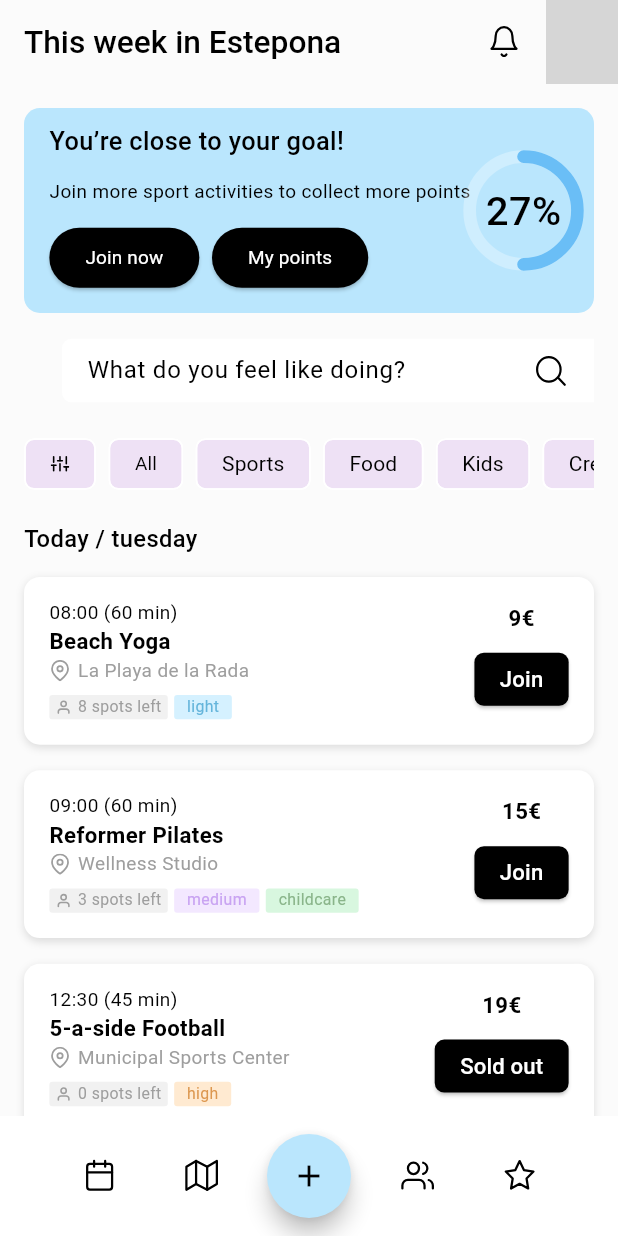
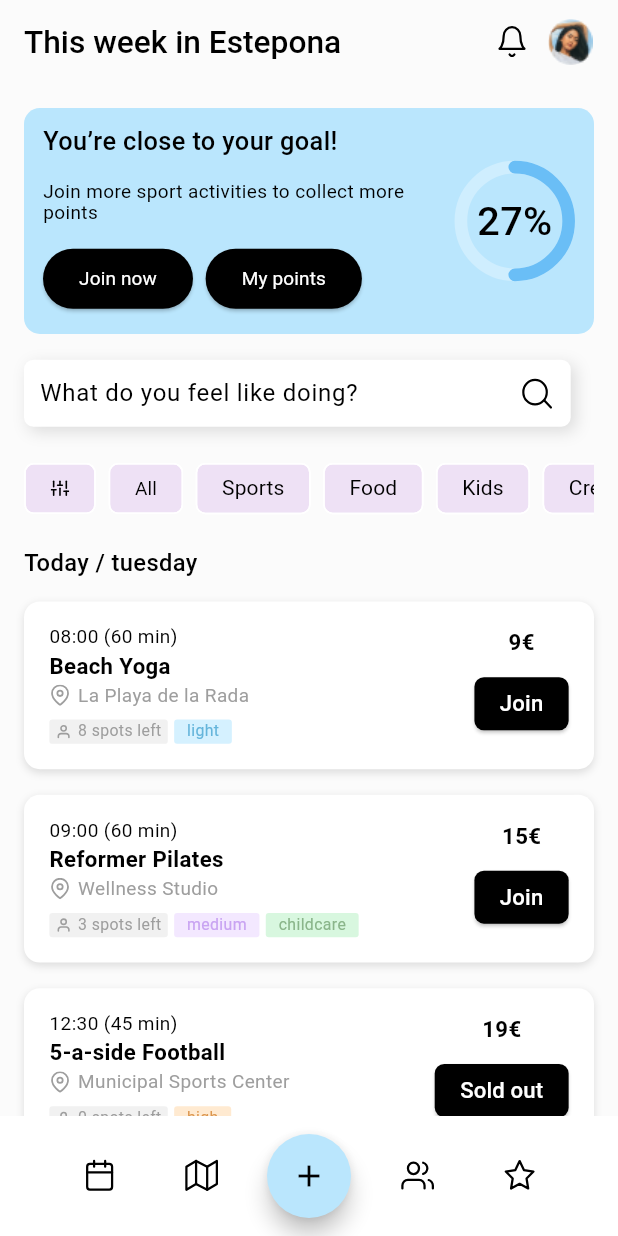
Before and after one commit to Sumina1/town_square_web, a Flutter app: the screen it shows after launch, on a phone screen of 412 x 824 dp. Run offline on Flutter 3.47's test engine with Material 3 defaults, Android fonts, the light colour scheme and no system bars; drawn by our look-alikes of percent_indicator; our stand-ins replace flutter_bloc, flutter_screenutil, flutter_svg, freezed_annotation; Roboto replaces fonts that are missing (Poppins, SF Pro Display); grey boxes are pictures that could not be loaded.

Commit message:
implement design for search bar

```diff
--- a/lib/core/constants/asset_paths.dart
+++ b/lib/core/constants/asset_paths.dart
@@ -14,7 +14,6 @@ class AssetPaths {
   static const String profileSvg = 'assets/svg/profile.svg';
   static const String starSvg = 'assets/svg/star.svg';
 
-  static const String groupImage = 'assets/images/profile.png';
   static const String users = 'assets/svg/users.svg';
   static const String moreVertical = 'assets/svg/more-vertical.svg';
   static const String notification = 'assets/svg/notification.svg';
@@ -23,4 +22,5 @@ class AssetPaths {
   static const String searchSvg = 'assets/svg/search.svg';
   static const String filterSvg = 'assets/svg/filter.svg';
   static const String sliderSvg = 'assets/svg/sliders.svg';
+  static const String profilePicture = 'assets/svg/profile.svg';
 }
--- a/lib/features/activities/presentation/screen/todays_activities_mobile_design.dart
+++ b/lib/features/activities/presentation/screen/todays_activities_mobile_design.dart
@@ -23,11 +23,9 @@ class TodaysActivitiesMobileDesign extends StatelessWidget {
         ),
         actions: [
           const SvgIcon(assetPath: AssetPaths.bellSvg, color: Colors.black),
+          SizedBox(width: 12.w),
+          Image.asset(AssetPaths.profileUser),
           SizedBox(width: 16.w),
-          const SvgIcon(
-            assetPath: AssetPaths.profileSvg,
-            color: Colors.black,
-          ),
         ],
       ),
       body: SingleChildScrollView(
@@ -90,14 +88,16 @@ class BannerWidget extends StatelessWidget {
   @override
   Widget build(BuildContext context) {
     return Container(
-      padding: EdgeInsets.symmetric(horizontal: 16.w, vertical: 12.h),
+      padding: EdgeInsets.symmetric(horizontal: 12.w, vertical: 12.h),
       decoration: BoxDecoration(
         color: Color(0xFFBAE6FD),
         borderRadius: BorderRadius.circular(10.r),
       ),
       child: Row(
+        mainAxisAlignment: MainAxisAlignment.spaceBetween,
         children: [
-          Column(
+          Expanded(
+            child: Column(
               crossAxisAlignment: CrossAxisAlignment.start,
               children: [
                 BuildText(
@@ -140,9 +140,8 @@ class BannerWidget extends StatelessWidget {
                 ),
               ],
             ),
-          SizedBox(width: 5.w),
-          Expanded(
-            child: CircularPercentIndicator(
+          ),
+          CircularPercentIndicator(
             radius: 38.r,
             lineWidth: 8.r,
             animation: true,
@@ -155,7 +154,6 @@ class BannerWidget extends StatelessWidget {
             backgroundColor: Colors.white.withOpacity(0.3),
             progressColor: const Color(0xFF6ABEF6),
             circularStrokeCap: CircularStrokeCap.round,
-            ),
           )
         ],
       ),
@@ -168,17 +166,28 @@ class SearchBar extends StatelessWidget {
 
   @override
   Widget build(BuildContext context) {
-    return Padding(
-      padding: EdgeInsets.only(left: 24.w),
+    return Positioned(
+      top: 241.h,
+      left: 24.w,
       child: Container(
         width: 345.w,
-        padding: EdgeInsets.symmetric(horizontal: 16.w, vertical: 8.h),
+        height: 41.87.h,
+        padding: EdgeInsets.symmetric(horizontal: 10.w, vertical: 8.h),
         decoration: BoxDecoration(
           color: Colors.white,
           borderRadius: BorderRadius.only(
             topLeft: Radius.circular(6.r),
             bottomLeft: Radius.circular(6.r),
+            topRight: Radius.circular(6.r),
+            bottomRight: Radius.circular(6.r),
           ),
+          boxShadow: [
+            BoxShadow(
+              offset: const Offset(3, 3),
+              blurRadius: 8.r,
+              color: const Color(0x1F000000),
+            ),
+          ],
         ),
         child: Row(
           mainAxisAlignment: MainAxisAlignment.spaceBetween,
```
Also changed, not shown: assets/images/profile.png, assets/svg/profile.svg. Lines whose indentation alone changed are shown as unchanged.
